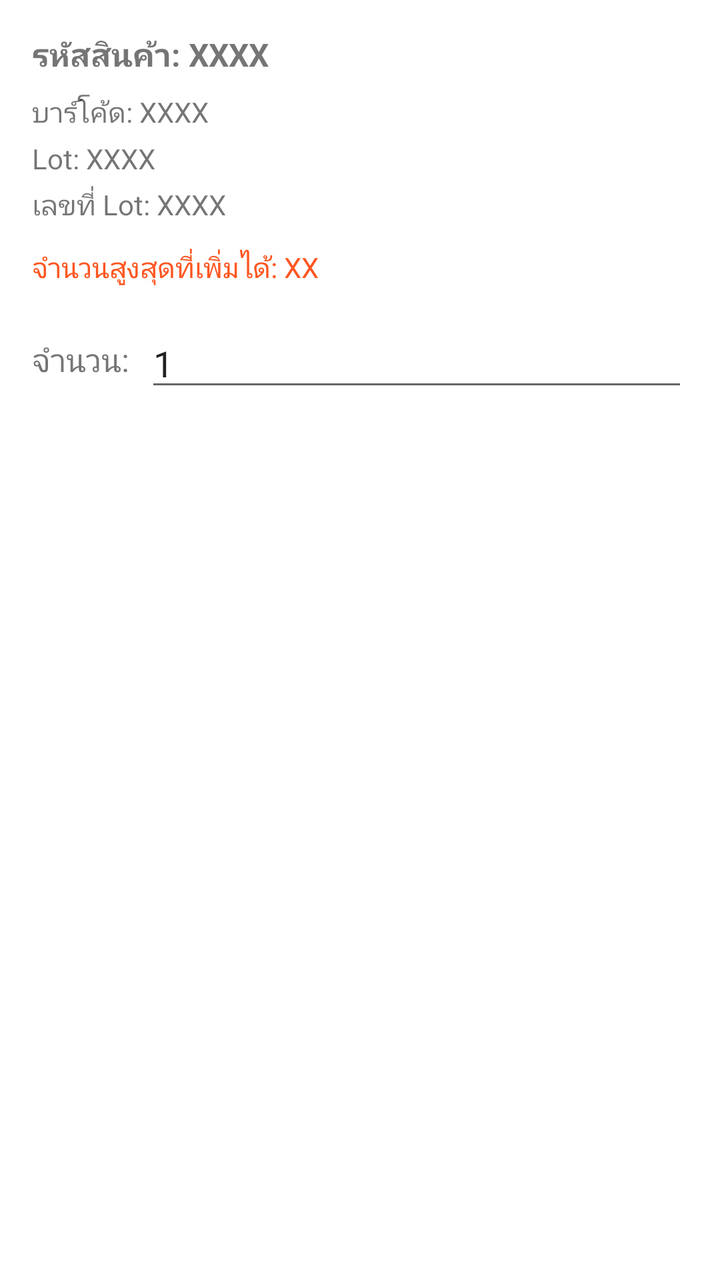
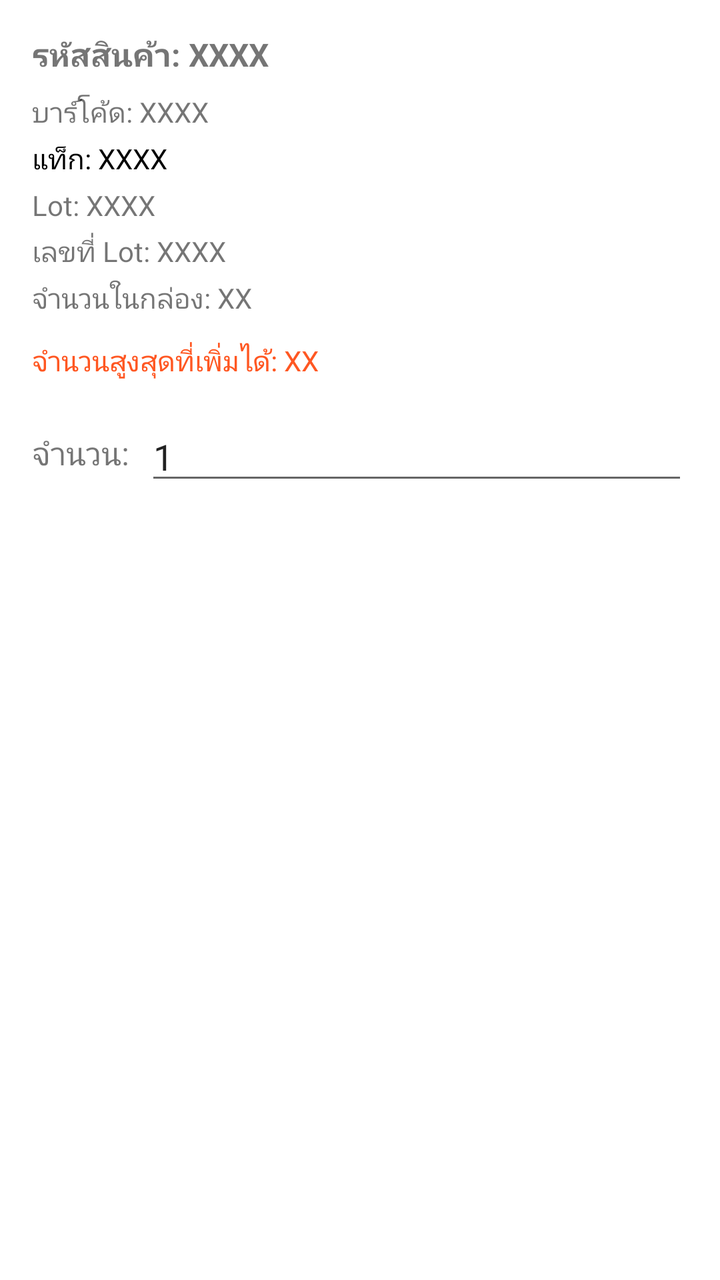

The first picture is an Android layout as it rendered before a commit; the second is the same layout after the commit. The layout source and the unified diff follow.
<!-- AndroidManifest.xml: application theme AppTheme -->
<!-- res/layout/dialog_add_product.xml -->
<?xml version="1.0" encoding="utf-8"?>
<LinearLayout xmlns:android="http://schemas.android.com/apk/res/android"
    android:layout_width="match_parent"
    android:layout_height="wrap_content"
    android:orientation="vertical"
    android:padding="16dp">

    <TextView
        android:id="@+id/tvProductNumber"
        android:layout_width="match_parent"
        android:layout_height="wrap_content"
        android:text="รหัสสินค้า: XXXX"
        android:textSize="16sp"
        android:textStyle="bold"
        android:layout_marginBottom="8dp"/>

    <TextView
        android:id="@+id/tvBarcode"
        android:layout_width="match_parent"
        android:layout_height="wrap_content"
        android:text="บาร์โค้ด: XXXX"
        android:textSize="14sp"
        android:layout_marginBottom="4dp"/>

    <TextView
        android:id="@+id/tvLot"
        android:layout_width="match_parent"
        android:layout_height="wrap_content"
        android:text="Lot: XXXX"
        android:textSize="14sp"
        android:layout_marginBottom="4dp"/>

    <TextView
        android:id="@+id/tvLotNumber"
        android:layout_width="match_parent"
        android:layout_height="wrap_content"
        android:text="เลขที่ Lot: XXXX"
        android:textSize="14sp"
        android:layout_marginBottom="12dp"/>

    <TextView
        android:id="@+id/tvMaxQty"
        android:layout_width="match_parent"
        android:layout_height="wrap_content"
        android:text="จำนวนสูงสุดที่เพิ่มได้: XX"
        android:textSize="14sp"
        android:textColor="#FF5722"
        android:layout_marginBottom="16dp"/>

    <LinearLayout
        android:layout_width="match_parent"
        android:layout_height="wrap_content"
        android:orientation="horizontal"
        android:gravity="center_vertical">

        <TextView
            android:layout_width="wrap_content"
            android:layout_height="wrap_content"
            android:text="จำนวน:"
            android:textSize="16sp"
            android:layout_marginEnd="8dp"/>

        <EditText
            android:id="@+id/etQuantity"
            android:layout_width="match_parent"
            android:layout_height="wrap_content"
            android:inputType="number"
            android:text="1"/>
    </LinearLayout>
</LinearLayout>
<!-- resources referenced by this layout -->
<resources>
  <style name="AppTheme" parent="Theme.MaterialComponents.Light.DarkActionBar">
          <item name="colorPrimary">@color/colorPrimary</item>
          <item name="colorPrimaryDark">@color/colorPrimaryDark</item>
          <item name="colorAccent">@color/colorAccent</item>
      </style>
  <color name="colorPrimary">#1976D2</color>
  <color name="colorPrimaryDark">#1565C0</color>
  <color name="colorAccent">#FFC107</color>
</resources>

<!-- the commit's change to res/layout/dialog_add_product.xml (unified diff, before → after) -->
@@ -23,6 +23,15 @@
         android:layout_marginBottom="4dp"/>
 
     <TextView
+        android:id="@+id/tvTagNumber"
+        android:layout_width="match_parent"
+        android:layout_height="wrap_content"
+        android:text="แท็ก: XXXX"
+        android:textSize="14sp"
+        android:textColor="@color/black"
+        android:layout_marginBottom="4dp"/>
+
+    <TextView
         android:id="@+id/tvLot"
         android:layout_width="match_parent"
         android:layout_height="wrap_content"
@@ -35,6 +44,14 @@
         android:layout_width="match_parent"
         android:layout_height="wrap_content"
         android:text="เลขที่ Lot: XXXX"
+        android:textSize="14sp"
+        android:layout_marginBottom="4dp"/>
+
+    <TextView
+        android:id="@+id/tvQuantityInBox"
+        android:layout_width="match_parent"
+        android:layout_height="wrap_content"
+        android:text="จำนวนในกล่อง: XX"
         android:textSize="14sp"
         android:layout_marginBottom="12dp"/>
 
<!-- resource entries referenced after the edit -->
@@ -1,5 +1,6 @@
 <!-- resources referenced by this layout -->
 <resources>
+  <color name="black">#000000</color>
   <style name="AppTheme" parent="Theme.MaterialComponents.Light.DarkActionBar">
           <item name="colorPrimary">@color/colorPrimary</item>
           <item name="colorPrimaryDark">@color/colorPrimaryDark</item>
